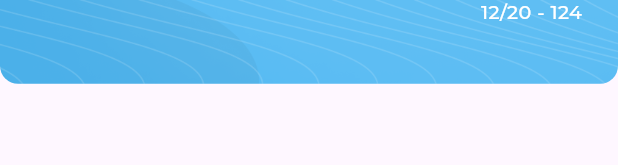
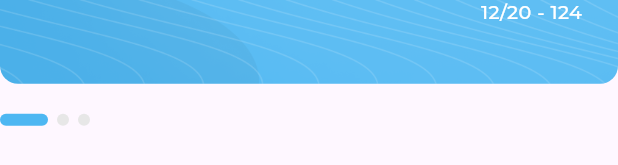
Before and after one commit to omerbanaemh/responsive_dash_board, a Flutter app: the MyCardsSection widget shown alone on an empty page, opened directly, on a phone screen of 412 x 824 dp. Shown: the part 297-462 px from the top of the screen. Run offline on Flutter 3.47's test engine with Material 3 defaults, Android fonts, the phone set to English and light mode, and no system bars; drawn by our look-alikes of expandable_page_view; our stand-ins replace flutter_svg; project files that could hold a hidden picture were left out.

Commit message:
Dots Indicator

```diff
--- /dev/null
+++ b/lib/widgets/my_card/custom_dot.dart
@@ -0,0 +1,21 @@
+import 'package:flutter/material.dart';
+
+class CustomDotIndicator extends StatelessWidget {
+  const CustomDotIndicator({super.key, required this.isActive});
+
+  final bool isActive;
+  @override
+  Widget build(BuildContext context) {
+    return AnimatedContainer(
+      duration: const Duration(milliseconds: 300),
+      width: isActive ? 32 : 8,
+      height: 8,
+      decoration: ShapeDecoration(
+        color: isActive ? const Color(0xFF4DB7F2) : const Color(0xFFE7E7E7),
+        shape: RoundedRectangleBorder(
+          borderRadius: BorderRadius.circular(12),
+        ),
+      ),
+    );
+  }
+}
--- /dev/null
+++ b/lib/widgets/my_card/dots_indicator.dart
@@ -0,0 +1,20 @@
+import 'package:flutter/material.dart';
+import 'package:responsive_dash_board/widgets/my_card/custom_dot.dart';
+
+class DotsIndicator extends StatelessWidget {
+  const DotsIndicator({super.key, required this.currentPageIndex});
+
+  final int currentPageIndex;
+  @override
+  Widget build(BuildContext context) {
+    return Row(
+      children: List.generate(
+        3,
+        (index) => Padding(
+          padding: const EdgeInsets.only(right: 6),
+          child: CustomDotIndicator(isActive: index == currentPageIndex),
+        ),
+      ),
+    );
+  }
+}
--- a/lib/widgets/my_card/my_cards_section.dart
+++ b/lib/widgets/my_card/my_cards_section.dart
@@ -1,5 +1,6 @@
 import 'package:flutter/material.dart';
 import 'package:responsive_dash_board/utils/app_styles.dart';
+import 'package:responsive_dash_board/widgets/my_card/dots_indicator.dart';
 import 'package:responsive_dash_board/widgets/my_card/my_cards_page_view.dart';
 
 
@@ -46,6 +47,9 @@ class _MyCardsSectionState extends State<MyCardsSection> {
         const SizedBox(
           height: 20,
         ),
+        DotsIndicator(
+          currentPageIndex: currentPageIndex,
+        ),
       ],
     );
   }
```
